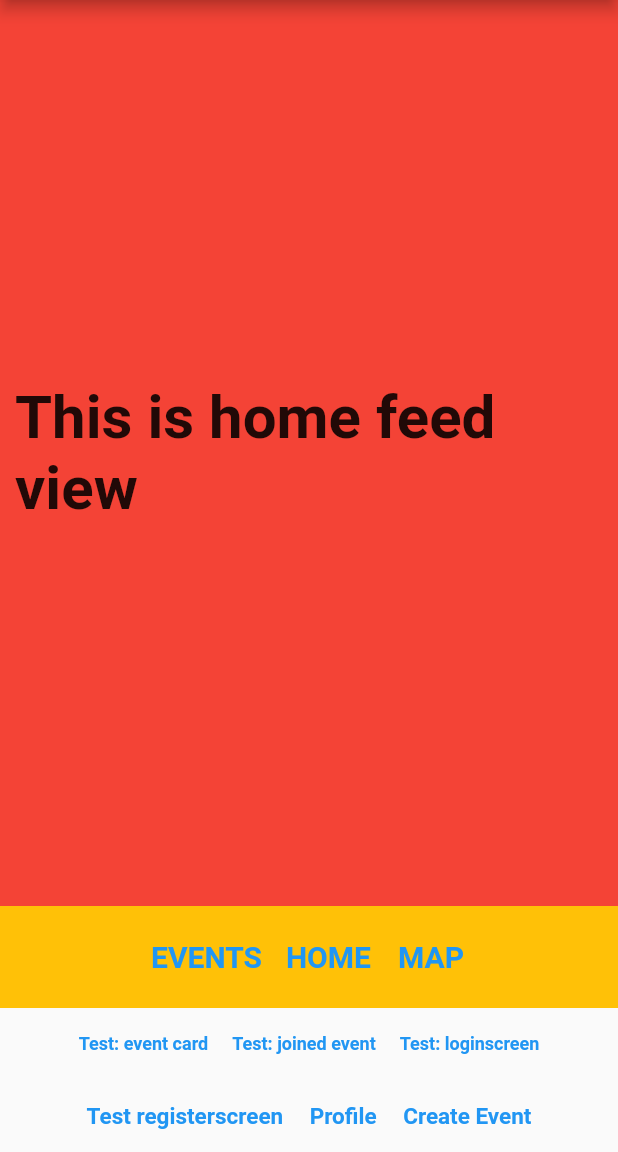
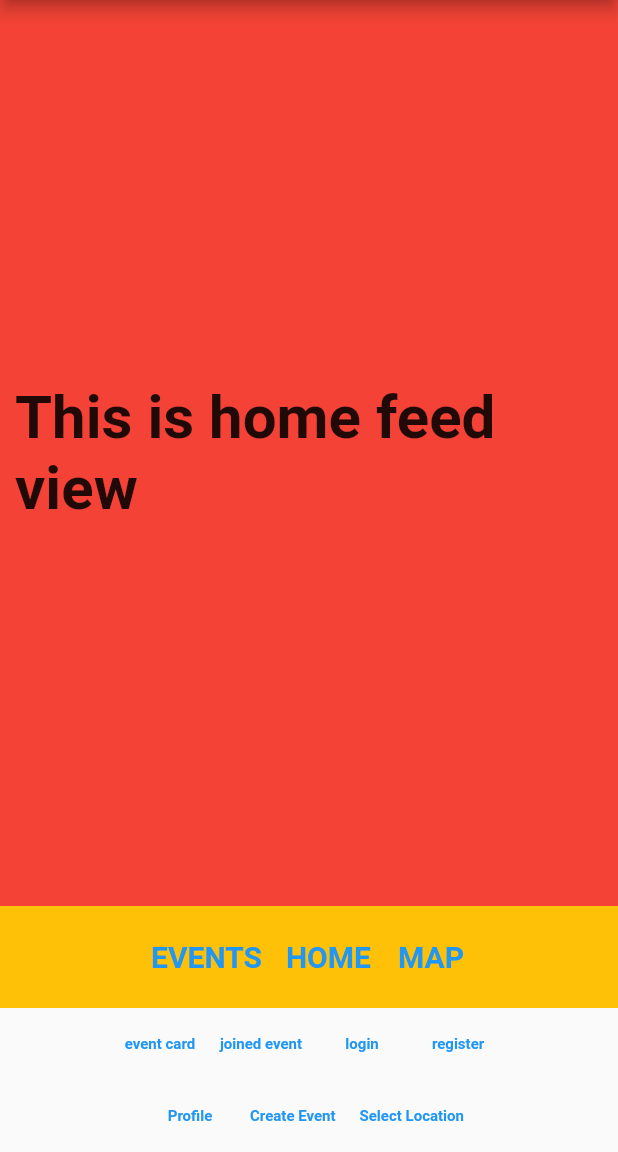
Before and after one commit to FontysFrontend2/eventify_frontend, a Flutter app: the screen it shows after launch, on a phone screen of 412 x 824 dp, the part 84-1236 px from its top. Run offline on Flutter 3.47's test engine with Material 2 defaults, Android fonts, the phone set to English and light mode, and no system bars; our stand-ins replace google_maps_flutter.

Commit message:
added create event

```diff
--- a/lib/create_event/select_location.dart
+++ b/lib/create_event/select_location.dart
@@ -13,7 +13,7 @@ class SelectLocation extends StatelessWidget {
         child: const Align(
             alignment: Alignment.center,
             child: Text(
-              'This is Create event view',
+              'This is Select Location view',
               style: TextStyle(fontSize: 40, fontWeight: FontWeight.bold),
             )));
   }
--- a/lib/feed/homefeed_view.dart
+++ b/lib/feed/homefeed_view.dart
@@ -18,3 +18,5 @@ class HomeFeedView extends StatelessWidget {
             )));
   }
 }
+
+// open eventcard view = Column(children: const [Expanded(flex: 2, child: EventCardView())])
--- a/lib/main.dart
+++ b/lib/main.dart
@@ -1,4 +1,5 @@
 import 'package:eventify_frontend/create_event/create_event_view.dart';
+import 'package:eventify_frontend/create_event/select_location.dart';
 import 'package:eventify_frontend/event/events_view.dart';
 import 'package:eventify_frontend/feed/homefeed_view.dart';
 import 'package:eventify_frontend/chat/chat_view.dart';
@@ -42,7 +43,7 @@ class MyAppState extends State<MyApp> {
               title: const Text('Eventify'),
             ),
             body: WillPopScope(
-                // Takaisinnäppäimen hallinta, muista näkymistä vie homeen ja homesta sulkee sovelluksen
+                // TAKAISINNÄPPÄINPAINIKKEEN HALLINTA, muista näkymistä vie homeen ja homesta sulkee sovelluksen
                 onWillPop: () async {
                   if (_state != 0) {
                     setState(() {
@@ -54,7 +55,7 @@ class MyAppState extends State<MyApp> {
                 },
 
                 // Näkymät: state 0 = home, state 1 = events, state 2 = map, state 3 = profile, state 4 = event card,
-                // state 5 = chat, state 6 = create event, state 7 = login, state 8 = register
+                // state 5 = chat, state 6 = create event, state 7 = login, state 8 = register, state 9 = select location
                 child: Column(
                     children: ([
                   _state == 0
@@ -62,9 +63,7 @@ class MyAppState extends State<MyApp> {
                       : _state == 1
                           ? (const Expanded(flex: 2, child: EventsView()))
                           : _state == 2
-                              ? (Expanded(
-                                  flex: 2,
-                                  child: MapView(() => _stateCounter(4))))
+                              ? (const Expanded(flex: 2, child: MapView()))
 
                               // Below test buttons that should be implemented on their own pages
                               : _state == 3
@@ -84,12 +83,17 @@ class MyAppState extends State<MyApp> {
                                                   ? (const Expanded(
                                                       flex: 2,
                                                       child: LoginView()))
-                                                  : (const Expanded(
-                                                      flex: 2,
-                                                      child:
-                                                          RegisterationView())),
+                                                  : _state == 8
+                                                      ? (const Expanded(
+                                                          flex: 2,
+                                                          child:
+                                                              RegisterationView()))
+                                                      : (const Expanded(
+                                                          flex: 2,
+                                                          child:
+                                                              SelectLocation())),
 
-                  // Painikkeet alhaalla: events, home, map
+                  // PAINIKKEET ALHAALLA: events, home, map
                   Container(
                       color: Colors.amber,
                       width: double.infinity,
@@ -122,47 +126,51 @@ class MyAppState extends State<MyApp> {
                                 )
                               ]))),
 
-                  // Testipainikkeet
+                  // TESTIPAINIKKEET
                   Row(mainAxisAlignment: MainAxisAlignment.center, children: [
+                    // event card painike
                     TextButton(
                       onPressed: () => _stateCounter(4),
-                      child: const Text('Test: event card',
+                      child: const Text('event card',
                           style: TextStyle(
-                            fontSize: 12,
+                            fontSize: 10,
                             fontWeight: FontWeight.bold,
                           )),
                     ),
+                    // joined event painike
                     TextButton(
                       onPressed: () => _stateCounter(5),
-                      child: const Text('Test: joined event',
+                      child: const Text('joined event',
                           style: TextStyle(
-                            fontSize: 12,
+                            fontSize: 10,
                             fontWeight: FontWeight.bold,
                           )),
                     ),
+                    // login painike
                     TextButton(
                       onPressed: () => _stateCounter(7),
-                      child: const Text('Test: loginscreen',
+                      child: const Text('login',
                           style: TextStyle(
-                            fontSize: 12,
+                            fontSize: 10,
                             fontWeight: FontWeight.bold,
                           )),
                     ),
+                    // register painike
+                    TextButton(
+                        onPressed: () => _stateCounter(8),
+                        child: const Text('register',
+                            style: TextStyle(
+                              fontSize: 10,
+                              fontWeight: FontWeight.bold,
+                            ))),
                   ]),
                   Row(mainAxisAlignment: MainAxisAlignment.center, children: [
-                    TextButton(
-                        onPressed: () => _stateCounter(8),
-                        child: const Text('Test registerscreen',
-                            style: TextStyle(
-                              fontSize: 15,
-                              fontWeight: FontWeight.bold,
-                            ))),
                     // profile painike
                     TextButton(
                       onPressed: () => _stateCounter(3),
                       child: const Text('Profile',
                           style: TextStyle(
-                            fontSize: 15,
+                            fontSize: 10,
                             fontWeight: FontWeight.bold,
                           )),
                     ),
@@ -171,7 +179,16 @@ class MyAppState extends State<MyApp> {
                       onPressed: () => _stateCounter(6),
                       child: const Text('Create Event',
                           style: TextStyle(
-                            fontSize: 15,
+                            fontSize: 10,
+                            fontWeight: FontWeight.bold,
+                          )),
+                    ),
+                    // select location painike
+                    TextButton(
+                      onPressed: () => _stateCounter(9),
+                      child: const Text('Select Location',
+                          style: TextStyle(
+                            fontSize: 10,
                             fontWeight: FontWeight.bold,
                           )),
                     ),
```
Also changed, not shown: lib/map/map_view.dart (+72 -45 lines).
